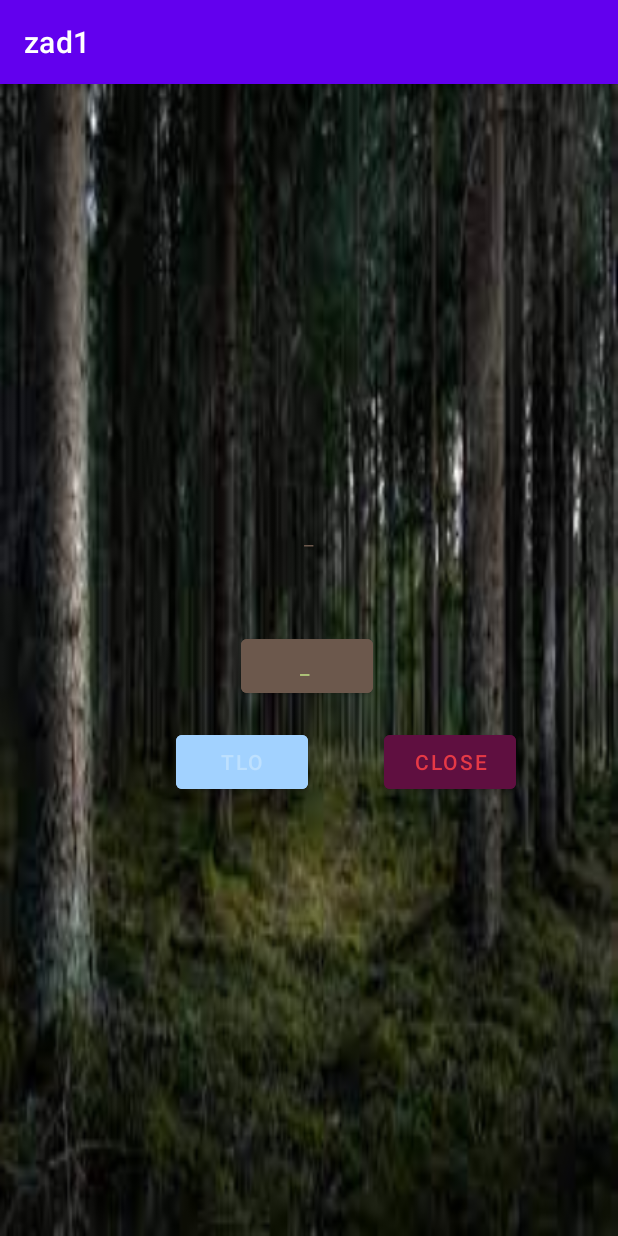
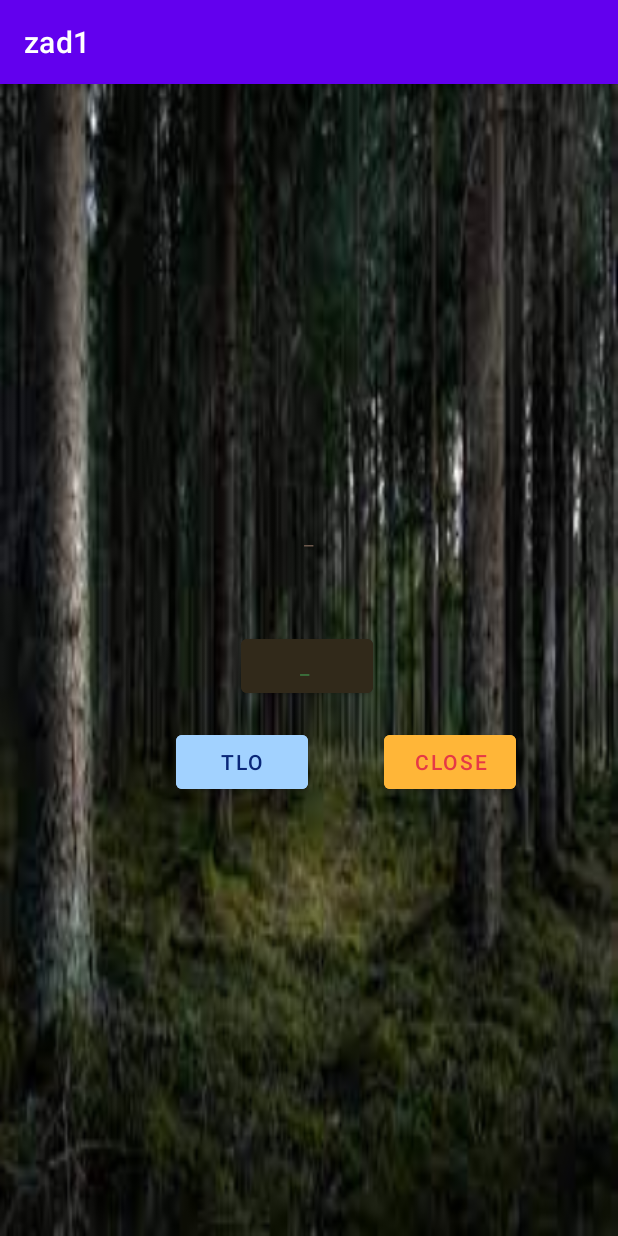
Before and after one commit to anncym21/9.09.2022, an Android app: the screen it shows after launch (MainActivity), on a phone screen of 412 x 824 dp. Run offline under Robolectric (Android 15) with nearby library versions, the phone set to English and light mode, and no system bars; 2 statements that could not run were skipped.

Commit message:
przyciski -kolory

```diff
--- a/app/src/main/res/layout/activity_main.xml
+++ b/app/src/main/res/layout/activity_main.xml
@@ -24,9 +24,9 @@
         android:id="@+id/tak"
         android:layout_width="wrap_content"
         android:layout_height="wrap_content"
-        android:backgroundTint="#6C584C"
+        android:backgroundTint="#31291a"
         android:text="_ "
-        android:textColor="#ADC178"
+        android:textColor="#3b6c3a"
         app:layout_constraintBottom_toBottomOf="parent"
         app:layout_constraintEnd_toEndOf="parent"
         app:layout_constraintHorizontal_bias="0.495"
@@ -42,7 +42,7 @@
         android:layout_marginTop="16dp"
         android:backgroundTint="#A2D2FF"
         android:text="tlo"
-        android:textColor="#BDE0FE"
+        android:textColor="#0a2779"
         app:layout_constraintEnd_toStartOf="@+id/close"
         app:layout_constraintHorizontal_bias="0.474"
         app:layout_constraintStart_toStartOf="parent"
@@ -54,7 +54,7 @@
         android:layout_height="wrap_content"
         android:layout_marginTop="16dp"
         android:layout_marginEnd="68dp"
-        android:backgroundTint="#5F0F40"
+        android:backgroundTint="#ffb638"
         android:text="close"
         android:textColor="#E63946"
         app:layout_constraintEnd_toEndOf="parent"
```
